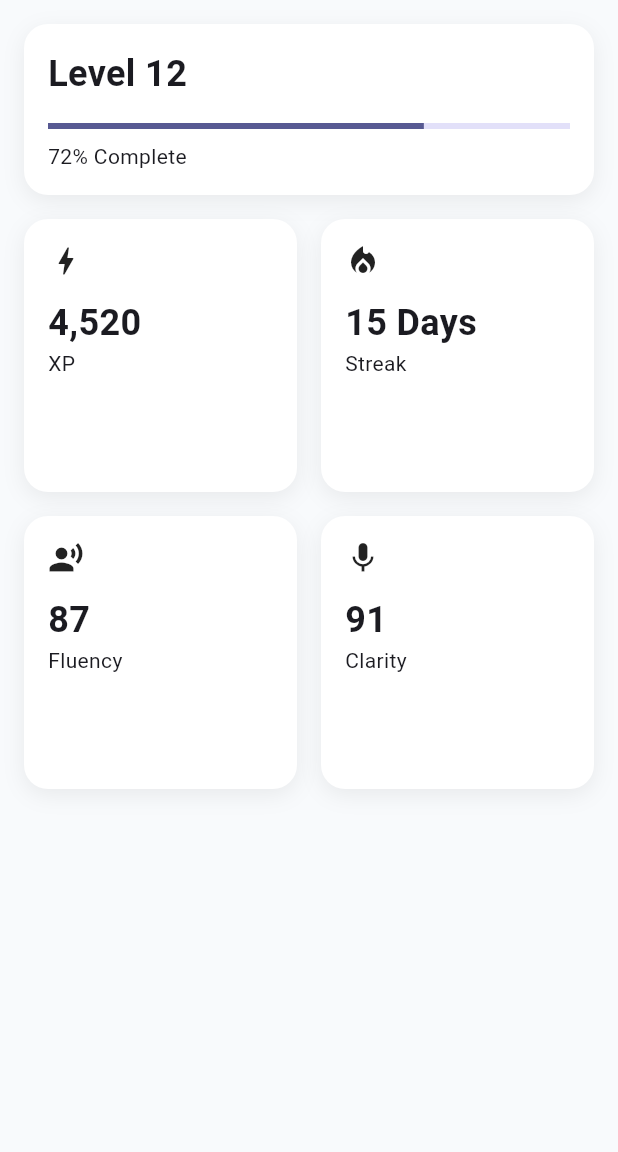
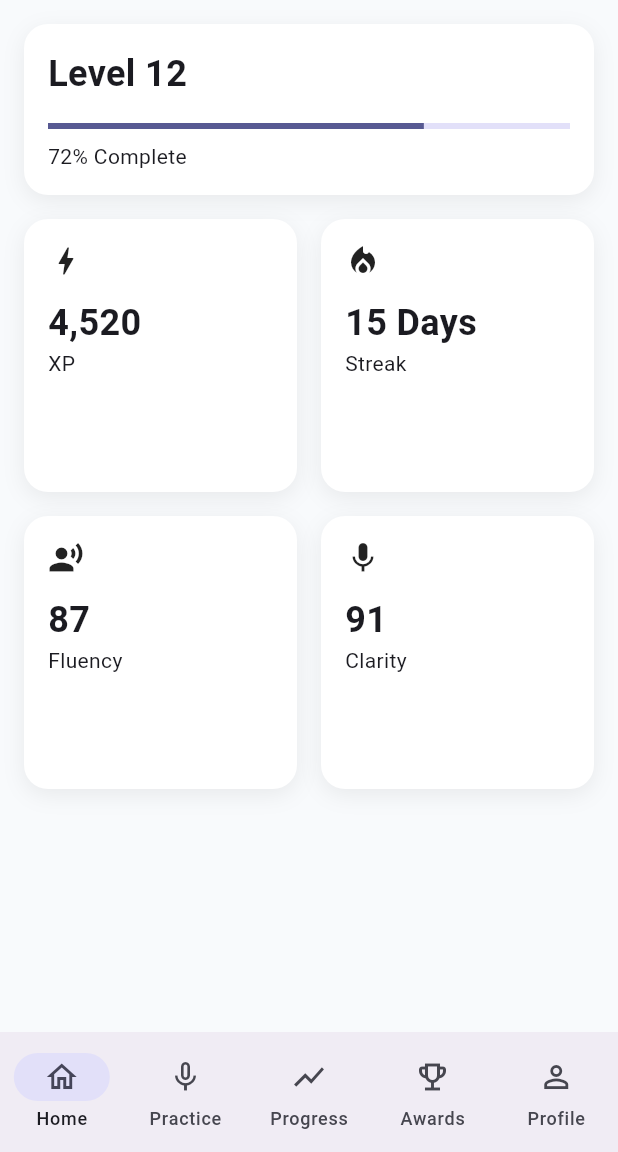
Before and after one commit to paulogabe1/SpeechIQ_frontend, a Flutter app: the screen it shows after launch, on a phone screen of 412 x 824 dp, the part 84-1236 px from its top. Run offline on Flutter 3.47's test engine with Material 3 defaults, Android fonts, the phone set to English and light mode, and no system bars.

Commit message:
updated several

```diff
--- /dev/null
+++ b/speechiq_frontend/lib/core/navigation/app_shell.dart
@@ -0,0 +1,75 @@
+import 'package:flutter/material.dart';
+
+import '../../features/dashboard/dashboard_page.dart';
+import '../../features/practice/practice_page.dart';
+import '../../features/progress/progress_page.dart';
+import '../../features/achievements/achievements_page.dart';
+import '../../features/profile/profile_page.dart';
+
+class AppShell extends StatefulWidget {
+  const AppShell({super.key});
+
+  @override
+  State<AppShell> createState() => _AppShellState();
+}
+
+class _AppShellState extends State<AppShell> {
+
+  int currentIndex = 0;
+
+  final pages = const [
+    DashboardPage(),
+    PracticePage(),
+    ProgressPage(),
+    AchievementsPage(),
+    ProfilePage(),
+  ];
+
+  @override
+  Widget build(BuildContext context) {
+
+    return Scaffold(
+
+      body: pages[currentIndex],
+
+      bottomNavigationBar: NavigationBar(
+
+        selectedIndex: currentIndex,
+
+        onDestinationSelected: (index) {
+          setState(() {
+            currentIndex = index;
+          });
+        },
+
+        destinations: const [
+
+          NavigationDestination(
+            icon: Icon(Icons.home_outlined),
+            label: "Home",
+          ),
+
+          NavigationDestination(
+            icon: Icon(Icons.mic_none),
+            label: "Practice",
+          ),
+
+          NavigationDestination(
+            icon: Icon(Icons.show_chart),
+            label: "Progress",
+          ),
+
+          NavigationDestination(
+            icon: Icon(Icons.emoji_events_outlined),
+            label: "Awards",
+          ),
+
+          NavigationDestination(
+            icon: Icon(Icons.person_outline),
+            label: "Profile",
+          ),
+        ],
+      ),
+    );
+  }
+}
--- a/speechiq_frontend/lib/main.dart
+++ b/speechiq_frontend/lib/main.dart
@@ -1,7 +1,7 @@
 import 'package:flutter/material.dart';
+import 'package:speechiq_frontend/core/navigation/app_shell.dart';
 
 import 'core/theme/app_theme.dart';
-import 'shared/cards/dashboard_page.dart' show DashboardPage;
 
 void main() {
   runApp(const SpeechIQApp());
@@ -16,7 +16,7 @@ class SpeechIQApp extends StatelessWidget {
       title: "SpeechIQ",
       debugShowCheckedModeBanner: false,
       theme: AppTheme.lightTheme,
-      home: const DashboardPage(),
+      home: const AppShell(),
     );
   }
 }
```
Also changed, not shown: speechiq_frontend/lib/features/achievements/achievements_page.dart (added, +12 -0 lines), speechiq_frontend/lib/features/design_system/design_system_page.dart (added, +12 -0 lines), speechiq_frontend/lib/features/practice/practice_page.dart (added, +12 -0 lines), speechiq_frontend/lib/features/profile/profile_page.dart (added, +12 -0 lines), speechiq_frontend/lib/features/progress/progress_page.dart (added, +12 -0 lines), speechiq_frontend/lib/features/dashboard/dashboard_page.dart (renamed from speechiq_frontend/lib/shared/cards/dashboard_page.dart), speechiq_frontend/lib/shared/cards/achievement_card.dart (added), speechiq_frontend/lib/shared/cards/action_card.dart (added), speechiq_frontend/lib/shared/cards/mission_card.dart (added).
